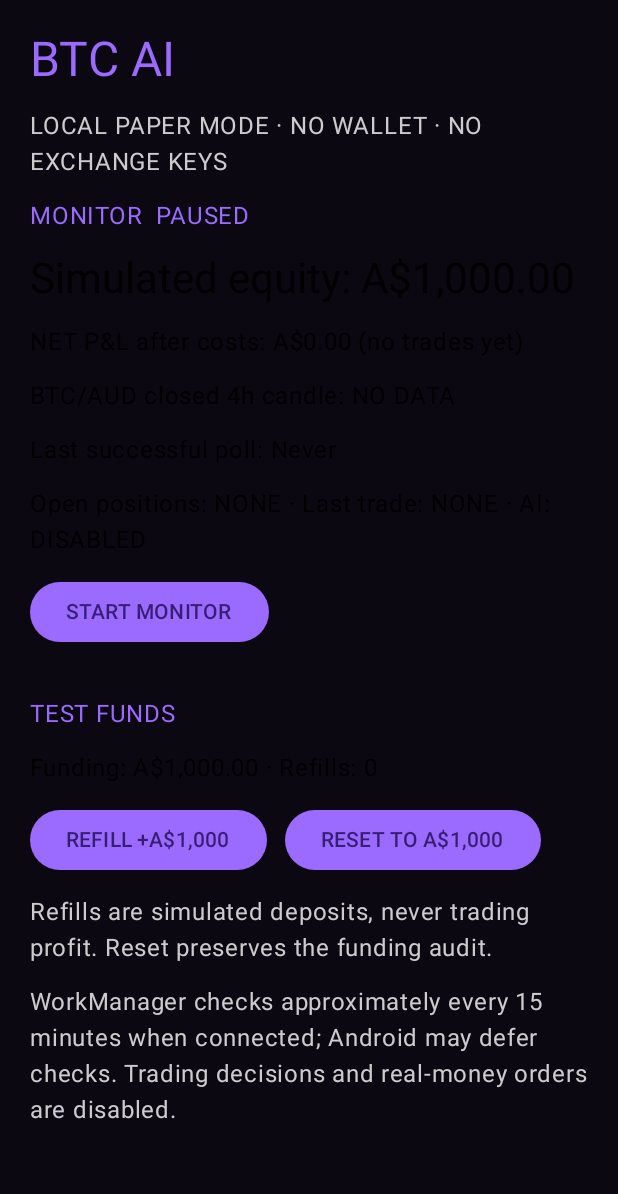
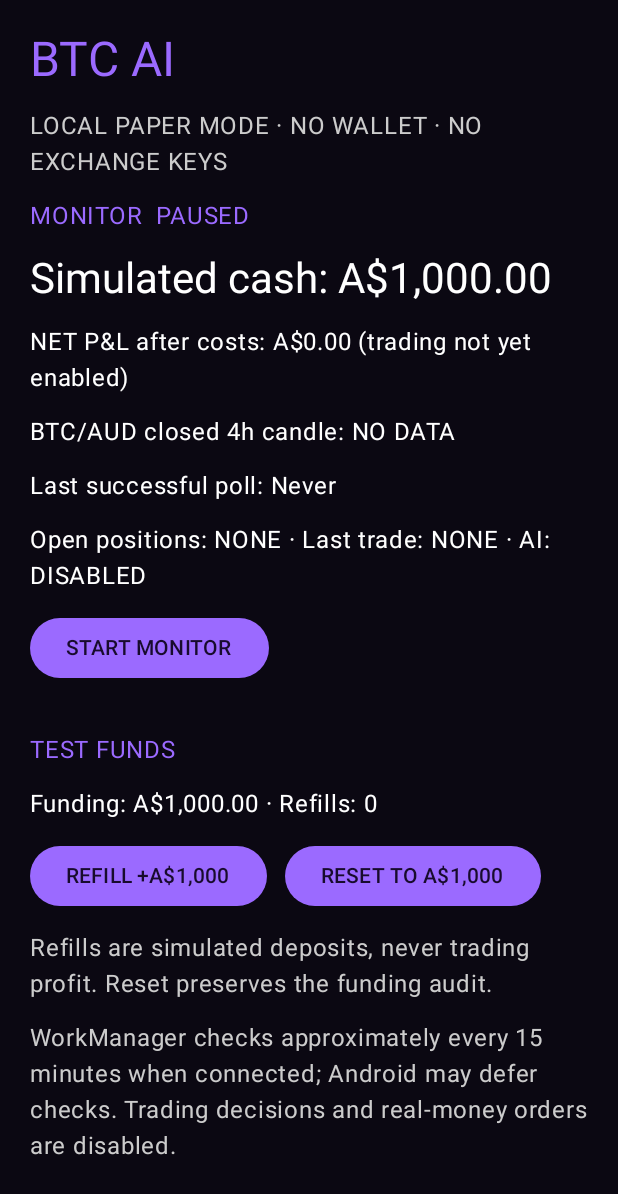
Before and after one commit to spirokopita/-BTC-AI-Trading-Bot, an Android app built with Jetpack Compose: the screen it shows after launch (MainActivity), on a phone screen of 412 x 824 dp. Shown: the top 1194 px of the screen. Run offline under Robolectric (Android 15) with nearby library versions, the phone set to English and light mode, and no system bars.

Commit message:
V16: fix unreadable dark theme financial figures and clarify cash vs equity

```diff
--- a/android/app/src/main/java/com/btcaud/paper/ui/MainActivity.kt
+++ b/android/app/src/main/java/com/btcaud/paper/ui/MainActivity.kt
@@ -64,7 +64,7 @@ private fun PaperScreen(activity: MainActivity) {
         while (true) { reload(); delay(15_000) }
     }
     val purple = Color(0xFF9B6AFF)
-    MaterialTheme(colorScheme = darkColorScheme(primary = purple)) {
+    MaterialTheme(colorScheme = darkColorScheme(primary = purple, onBackground = Color.White, onSurface = Color.White, surface = Color(0xFF0B0812), onPrimary = Color(0xFF180B2D))) {
         Surface(Modifier.fillMaxSize(), color = Color(0xFF0B0812)) {
             Column(Modifier.fillMaxSize().padding(20.dp), verticalArrangement = Arrangement.spacedBy(12.dp)) {
                 Text("BTC AI", style = MaterialTheme.typography.headlineLarge, color = purple)
@@ -72,11 +72,11 @@ private fun PaperScreen(activity: MainActivity) {
                 val s = state
                 if (s == null) Text("Loading local state...") else {
                     Text("MONITOR  ${s.status(System.currentTimeMillis())}", color = purple)
-                    Text("Simulated equity: ${aud(s.account.cashCents)}", style = MaterialTheme.typography.headlineMedium)
-                    Text("NET P&L after costs: ${aud(s.account.netPnlCents)} (no trades yet)")
-                    Text("BTC/AUD closed 4h candle: ${s.latestCloseAudCents?.let(::aud) ?: "NO DATA"}")
-                    Text("Last successful poll: ${s.lastSuccessMillis?.let { java.text.DateFormat.getDateTimeInstance().format(java.util.Date(it)) } ?: "Never"}")
-                    Text("Open positions: NONE · Last trade: NONE · AI: DISABLED")
+                    Text("Simulated cash: ${aud(s.account.cashCents)}", style = MaterialTheme.typography.headlineMedium, color = Color.White)
+                    Text("NET P&L after costs: ${aud(s.account.netPnlCents)} (trading not yet enabled)", color = Color.White)
+                    Text("BTC/AUD closed 4h candle: ${s.latestCloseAudCents?.let(::aud) ?: "NO DATA"}", color = Color.White)
+                    Text("Last successful poll: ${s.lastSuccessMillis?.let { java.text.DateFormat.getDateTimeInstance().format(java.util.Date(it)) } ?: "Never"}", color = Color.White)
+                    Text("Open positions: NONE · Last trade: NONE · AI: DISABLED", color = Color.White)
                     if (s.lastError != null) Text("Feed warning: ${s.lastError}", color = Color(0xFFFFA1A1))
                     Row(horizontalArrangement = Arrangement.spacedBy(12.dp)) {
                         Button(onClick = {
@@ -88,7 +88,7 @@ private fun PaperScreen(activity: MainActivity) {
                     }
                     Spacer(Modifier.height(8.dp))
                     Text("TEST FUNDS", color = purple)
-                    Text("Funding: ${aud(s.account.cumulativeFundingCents)} · Refills: ${s.account.refillCount}")
+                    Text("Funding: ${aud(s.account.cumulativeFundingCents)} · Refills: ${s.account.refillCount}", color = Color.White)
                     Row(horizontalArrangement = Arrangement.spacedBy(12.dp)) {
                         Button(onClick = { scope.launch {
                             try { AppControl.refill(activity); reload() }
```
